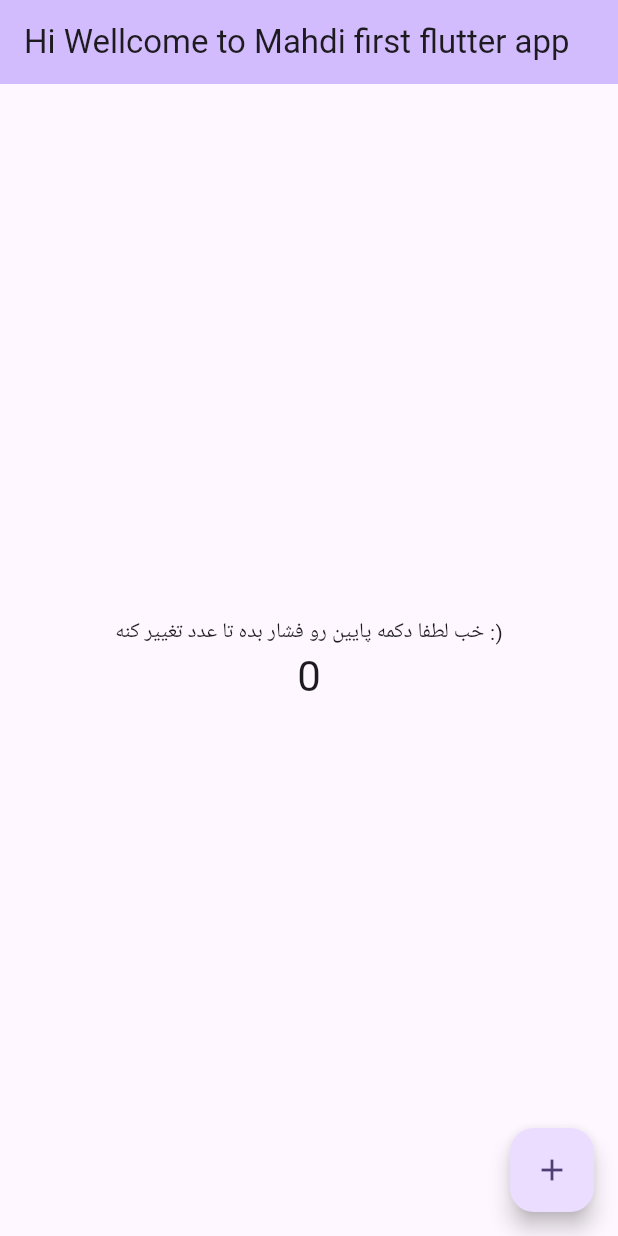
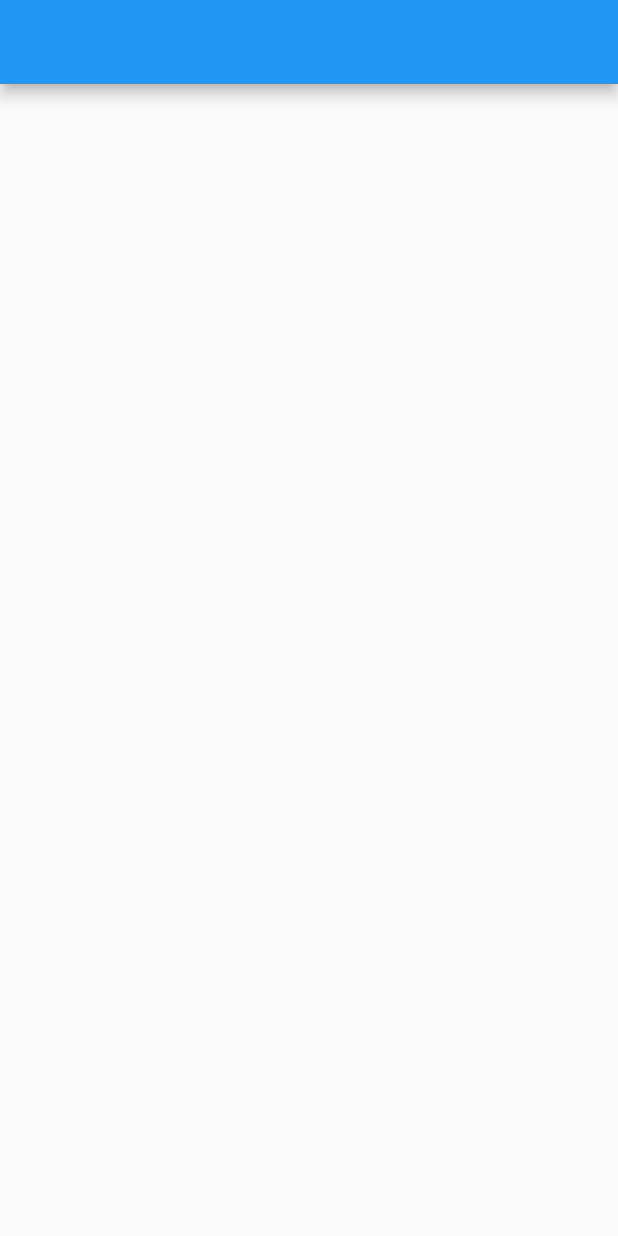
Before and after one commit to Mahdi-Hazrati/Flutter-Restaurant-App, a Flutter app: the screen it shows after launch, on a phone screen of 412 x 824 dp. Run offline on Flutter 3.47's test engine with Material 2 defaults, Android fonts, the phone set to English and light mode, and no system bars.

Commit message:
create home page then add app bar

```diff
--- a/lib/main.dart
+++ b/lib/main.dart
@@ -1,4 +1,5 @@
 import 'package:flutter/material.dart';
+import 'package:flutter_restaurant_app/pages/home.dart';
 
 void main() {
   runApp(const MyApp());
@@ -10,116 +11,10 @@
   // This widget is the root of your application.
   @override
   Widget build(BuildContext context) {
-    return MaterialApp(
-      title: 'Flutter Restaurant App',
-      theme: ThemeData(
-        // This is the theme of your application.
-        //
-        // TRY THIS: Try running your application with "flutter run". You'll see
-        // the application has a blue toolbar. Then, without quitting the app,
-        // try changing the seedColor in the colorScheme below to Colors.green
-        // and then invoke "hot reload" (save your changes or press the "hot
-        // reload" button in a Flutter-supported IDE, or press "r" if you used
-        // the command line to start the app).
-        //
-        // Notice that the counter didn't reset back to zero; the application
-        // state is not lost during the reload. To reset the state, use hot
-        // restart instead.
-        //
-        // This works for code too, not just values: Most code changes can be
-        // tested with just a hot reload.
-        colorScheme: ColorScheme.fromSeed(seedColor: Colors.deepPurple),
-        useMaterial3: true,
-      ),
-      home: const MyHomePage(title: 'Hi Wellcome to Mahdi first flutter app'),
+    return  const MaterialApp(
+      debugShowCheckedModeBanner: false,
+      home:HomePage()
     );
+
   }
 }
-
-class MyHomePage extends StatefulWidget {
-  const MyHomePage({super.key, required this.title});
-
-  // This widget is the home page of your application. It is stateful, meaning
-  // that it has a State object (defined below) that contains fields that affect
-  // how it looks.
-
-  // This class is the configuration for the state. It holds the values (in this
-  // case the title) provided by the parent (in this case the App widget) and
-  // used by the build method of the State. Fields in a Widget subclass are
-  // always marked "final".
-
-  final String title;
-
-  @override
-  State<MyHomePage> createState() => _MyHomePageState();
-}
-
-class _MyHomePageState extends State<MyHomePage> {
-  int _counter = 0;
-
-  void _incrementCounter() {
-    setState(() {
-      // This call to setState tells the Flutter framework that something has
-      // changed in this State, which causes it to rerun the build method below
-      // so that the display can reflect the updated values. If we changed
-      // _counter without calling setState(), then the build method would not be
-      // called again, and so nothing would appear to happen.
-      _counter++;
-    });
-  }
-
-  @override
-  Widget build(BuildContext context) {
-    // This method is rerun every time setState is called, for instance as done
-    // by the _incrementCounter method above.
-    //
-    // The Flutter framework has been optimized to make rerunning build methods
-    // fast, so that you can just rebuild anything that needs updating rather
-    // than having to individually change instances of widgets.
-    return Scaffold(
-      appBar: AppBar(
-        // TRY THIS: Try changing the color here to a specific color (to
-        // Colors.amber, perhaps?) and trigger a hot reload to see the AppBar
-        // change color while the other colors stay the same.
-        backgroundColor: Theme.of(context).colorScheme.inversePrimary,
-        // Here we take the value from the MyHomePage object that was created by
-        // the App.build method, and use it to set our appbar title.
-        title: Text(widget.title),
-      ),
-      body: Center(
-        // Center is a layout widget. It takes a single child and positions it
-        // in the middle of the parent.
-        child: Column(
-          // Column is also a layout widget. It takes a list of children and
-          // arranges them vertically. By default, it sizes itself to fit its
-          // children horizontally, and tries to be as tall as its parent.
-          //
-          // Column has various properties to control how it sizes itself and
-          // how it positions its children. Here we use mainAxisAlignment to
-          // center the children vertically; the main axis here is the vertical
-          // axis because Columns are vertical (the cross axis would be
-          // horizontal).
-          //
-          // TRY THIS: Invoke "debug painting" (choose the "Toggle Debug Paint"
-          // action in the IDE, or press "p" in the console), to see the
-          // wireframe for each widget.
-          mainAxisAlignment: MainAxisAlignment.center,
-          children: <Widget>[
-            const Text(
-              'خب لطفا دکمه پایین رو فشار بده تا عدد تغییر کنه :)',
-            ),
-            Text(
-              '$_counter',
-              style: Theme.of(context).textTheme.headlineMedium,
-            ),
-          ],
-        ),
-      ),
-      floatingActionButton: FloatingActionButton(
-        onPressed: _incrementCounter,
-        tooltip: 'Increment',
-        child: const Icon(Icons.add),
-      ), // This trailing comma makes auto-formatting nicer for build methods.
-    );
-  }
-}
--- /dev/null
+++ b/lib/pages/home.dart
@@ -0,0 +1,12 @@
+import "package:flutter/material.dart";
+
+class HomePage extends StatelessWidget {
+  const HomePage({super.key});
+
+  @override
+  Widget build(BuildContext context) {
+    return Scaffold(
+      appBar: AppBar(),
+    );
+  }
+}
```
